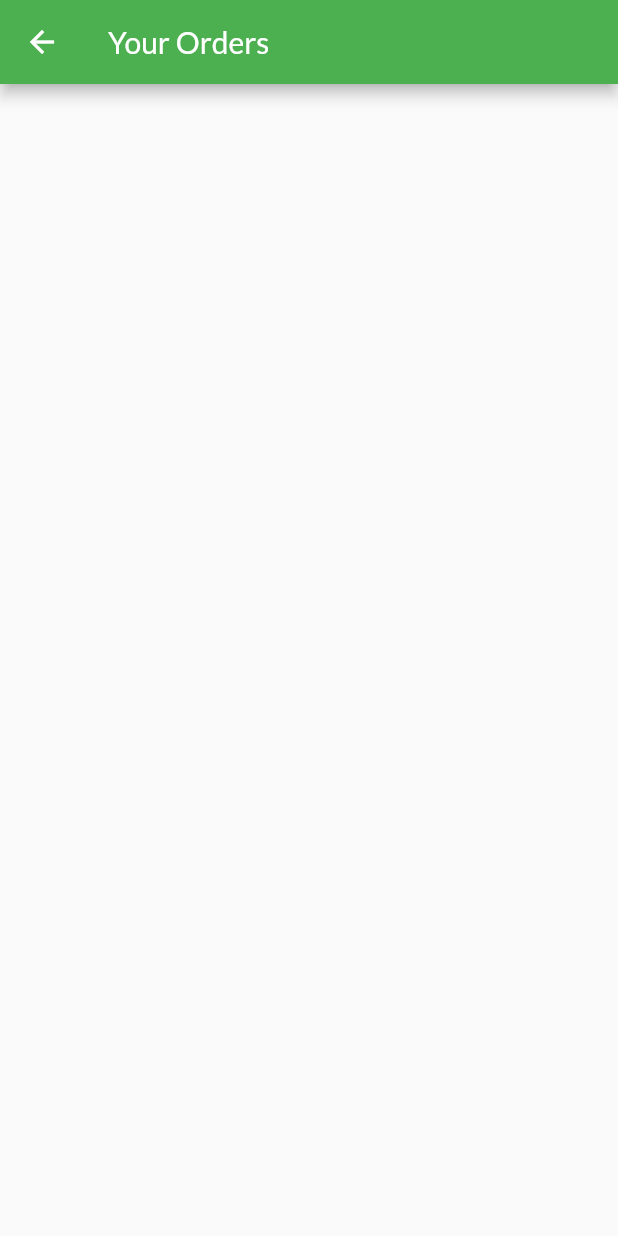
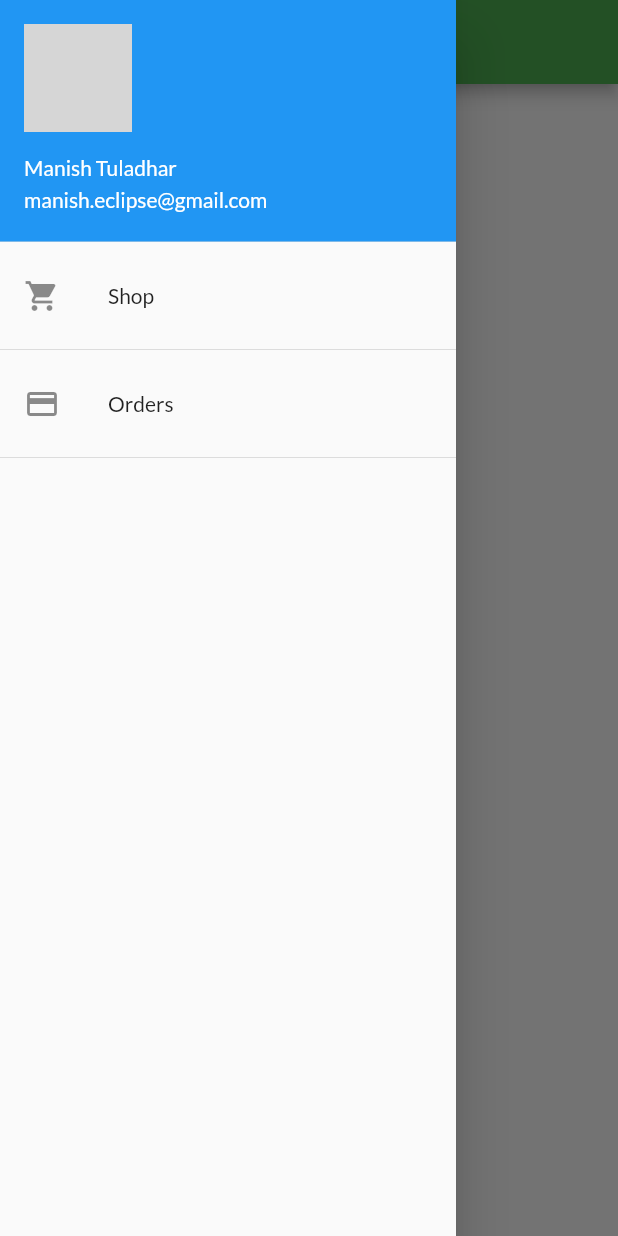
Before and after one commit to lighttt/EShop, a Flutter app: the OrderScreen screen opened by its route, with the side drawer open (before the commit the screen has no drawer), on a phone screen of 412 x 824 dp. Run offline on Flutter 3.47's test engine with Material 2 defaults, Android fonts, the phone set to English and light mode, and no system bars; network calls fail; grey boxes are pictures that could not be loaded.

Commit message:
Added snackbar and app drawer to our app

```diff
--- a/lib/main.dart
+++ b/lib/main.dart
@@ -37,6 +37,7 @@ class MyApp extends StatelessWidget {
             fontFamily: "Lato"),
         home: ProductOverviewScreen(),
         routes: {
+           ProductOverviewScreen.routeName: (ctx) => ProductOverviewScreen(),
           ProductDetailsScreen.routeName: (ctx) => ProductDetailsScreen(),
           CartScreen.routeName: (ctx) => CartScreen(),
            OrderScreen.routeName: (ctx) => OrderScreen()
--- a/lib/screens/cart_screen.dart
+++ b/lib/screens/cart_screen.dart
@@ -43,7 +43,6 @@ class CartScreen extends StatelessWidget {
                       order.addOrder(
                           cart.items.values.toList(), cart.totalAmount);
                       cart.clearCart();
-                      Navigator.pushNamed(context, OrderScreen.routeName);
                     },
                     child: Text(
                       "ORDER NOW",
--- a/lib/screens/order_screen.dart
+++ b/lib/screens/order_screen.dart
@@ -1,4 +1,5 @@
 import 'package:eshop/provider/order_provider.dart' show Orders;
+import 'package:eshop/widgets/app_drawer.dart';
 import 'package:eshop/widgets/order_item.dart';
 import 'package:flutter/material.dart';
 import 'package:provider/provider.dart';
@@ -13,6 +14,7 @@ class OrderScreen extends StatelessWidget {
       appBar: AppBar(
         title: Text("Your Orders"),
       ),
+      drawer: AppDrawer(),
       body: ListView.builder(
         itemBuilder: (ctx, index) => OrderItem(orderData.orders[index]),
         itemCount: orderData.orders.length,
--- /dev/null
+++ b/lib/widgets/app_drawer.dart
@@ -0,0 +1,41 @@
+import 'package:eshop/screens/order_screen.dart';
+import 'package:eshop/screens/product_overview_screen.dart';
+import 'package:flutter/material.dart';
+
+class AppDrawer extends StatelessWidget {
+  @override
+  Widget build(BuildContext context) {
+    return Drawer(
+      child: Column(
+        children: <Widget>[
+          UserAccountsDrawerHeader(
+            accountName: Text("Manish Tuladhar"),
+            accountEmail: Text("manish.eclipse@gmail.com"),
+            currentAccountPicture: CircleAvatar(
+              backgroundColor: Colors.transparent,
+              backgroundImage: NetworkImage(
+                  "https://www.web-eau.net/images/overrides/avatars/avatar7.png"),
+            ),
+          ),
+          ListTile(
+            leading: Icon(Icons.shopping_cart),
+            title: Text("Shop"),
+            onTap: () {
+              Navigator.pushReplacementNamed(
+                  context, ProductOverviewScreen.routeName);
+            },
+          ),
+          Divider(),
+          ListTile(
+            leading: Icon(Icons.payment),
+            title: Text("Orders"),
+            onTap: () {
+              Navigator.pushReplacementNamed(context, OrderScreen.routeName);
+            },
+          ),
+          Divider()
+        ],
+      ),
+    );
+  }
+}
```
Also changed, not shown: lib/provider/cart_provider.dart (+19 -0 lines), lib/screens/product_overview_screen.dart (+5 -3 lines), lib/widgets/order_item.dart (+41 -6 lines), lib/widgets/product_item.dart (+13 -0 lines).
